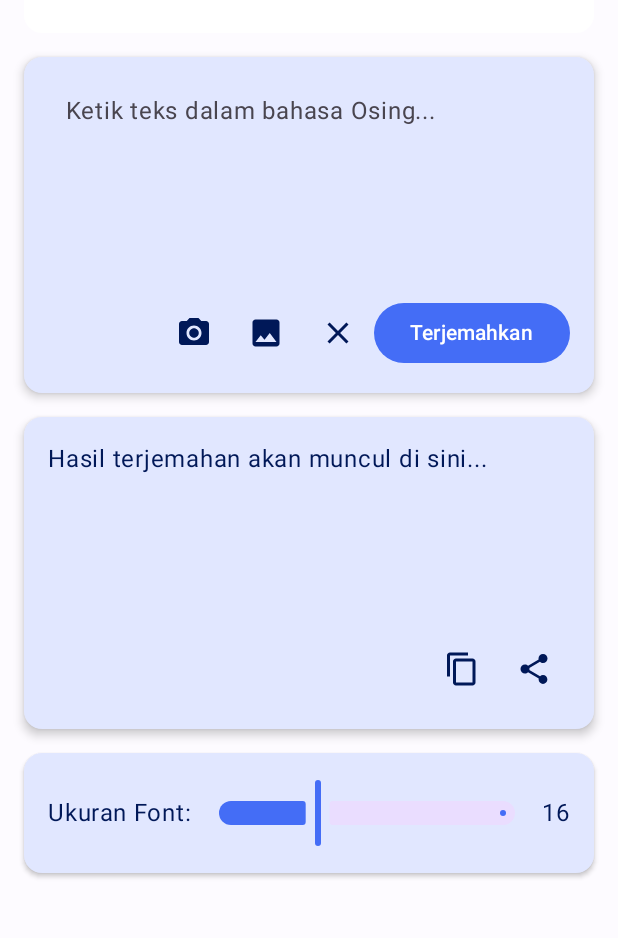
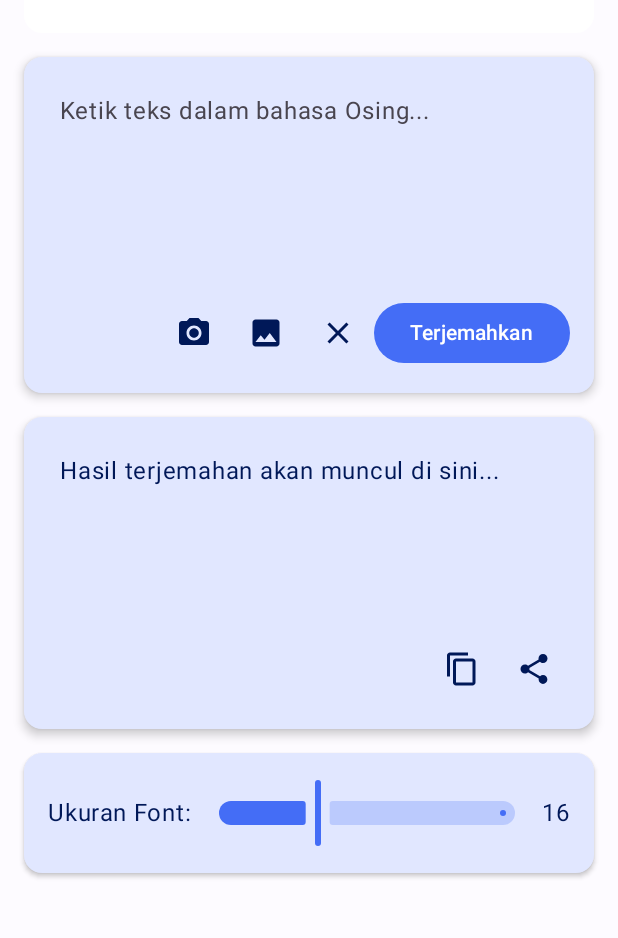
Before and after one commit to FaaizHaikal/osingly, an Android app built with Jetpack Compose: the screen it shows after launch (MainActivity), on a phone screen of 412 x 824 dp, the part 219-1157 px from its top. Run offline under Robolectric (Android 15) with nearby library versions, the phone set to English and light mode, and no system bars; libraries missing offline, so code that uses them is left out: com.google.mlkit.vision, kotlinx.coroutines.tasks.

Commit message:
fix: padding in translated output

```diff
--- a/app/src/main/java/com/example/osingly/ui/MainScreen.kt
+++ b/app/src/main/java/com/example/osingly/ui/MainScreen.kt
@@ -11,6 +11,7 @@ import androidx.compose.material3.CardDefaults
 import androidx.compose.material3.CircularProgressIndicator
 import androidx.compose.material3.MaterialTheme
 import androidx.compose.material3.Slider
+import androidx.compose.material3.SliderDefaults
 import androidx.compose.material3.Text
 import androidx.compose.runtime.Composable
 import androidx.compose.runtime.getValue
@@ -75,7 +76,7 @@ fun MainScreen(
                     onValueChange = { viewModel.updateInputText(it) },
                     modifier = Modifier
                         .fillMaxWidth()
-                        .padding(horizontal = 12.dp, vertical = 8.dp),
+                        .padding(8.dp),
                     placeholderText = "Ketik teks dalam bahasa Osing...",
                     fontSize = state.fontSize
                 )
@@ -113,7 +114,8 @@ fun MainScreen(
                     text = state.translatedText.ifBlank { "Hasil terjemahan akan muncul di sini..." },
                     modifier = Modifier
                         .fillMaxWidth()
-                        .height(120.dp),
+                        .height(120.dp)
+                        .padding(8.dp),
                     fontSize = state.fontSize.sp
                 )
 
@@ -146,7 +148,12 @@ fun MainScreen(
                     value = state.fontSize,
                     onValueChange = { viewModel.updateFontSize(it) },
                     valueRange = 12f..24f,
-                    modifier = Modifier.weight(1f)
+                    modifier = Modifier.weight(1f),
+                    colors = SliderDefaults.colors(
+                        thumbColor = MaterialTheme.colorScheme.primary,
+                        activeTrackColor = MaterialTheme.colorScheme.primary,
+                        inactiveTrackColor = MaterialTheme.colorScheme.primary.copy(alpha = 0.24f)
+                    ),
                 )
                 Text("${state.fontSize.toInt()}", modifier = Modifier.padding(start = 16.dp))
             }
```
